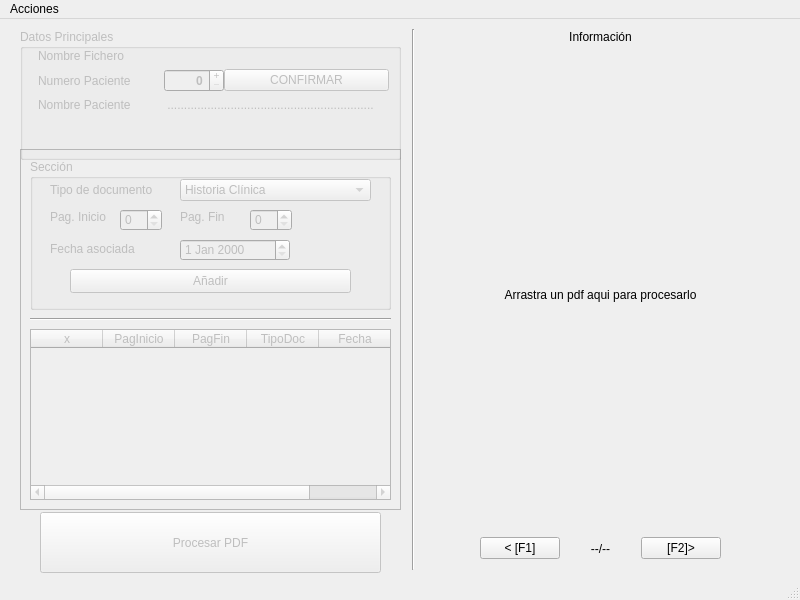
Before: the Qt Designer form pdfTools.ui in veketor/pdfTools, drawn with Qt 5.
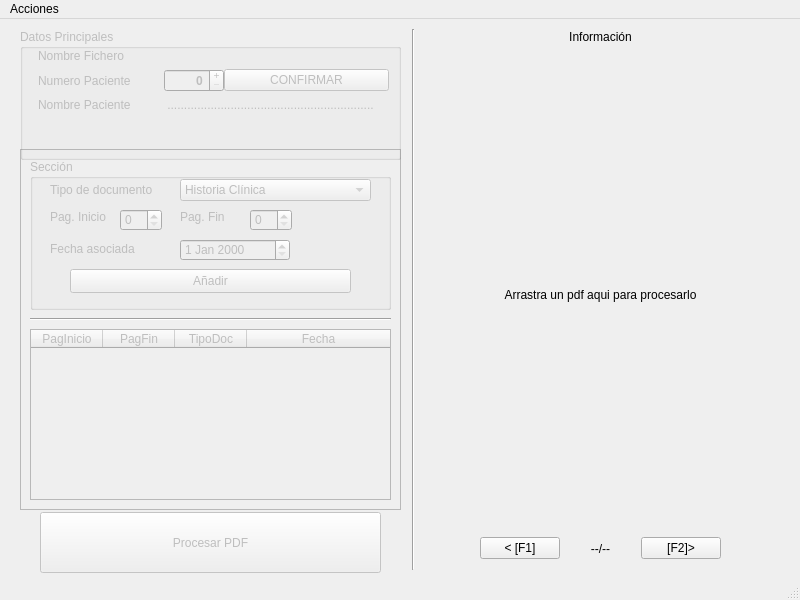
After: the same form once the commit is applied.

Commit message: Add functionallity to add section on table.

Diff of the .ui file:
```diff
--- a/pdfTools.ui
+++ b/pdfTools.ui
@@ -414,11 +414,6 @@
      <attribute name="verticalHeaderStretchLastSection">
       <bool>false</bool>
      </attribute>
-     <column>
-      <property name="text">
-       <string>x</string>
-      </property>
-     </column>
      <column>
       <property name="text">
        <string>PagInicio</string>
```
The commit also changes 1 other file.
